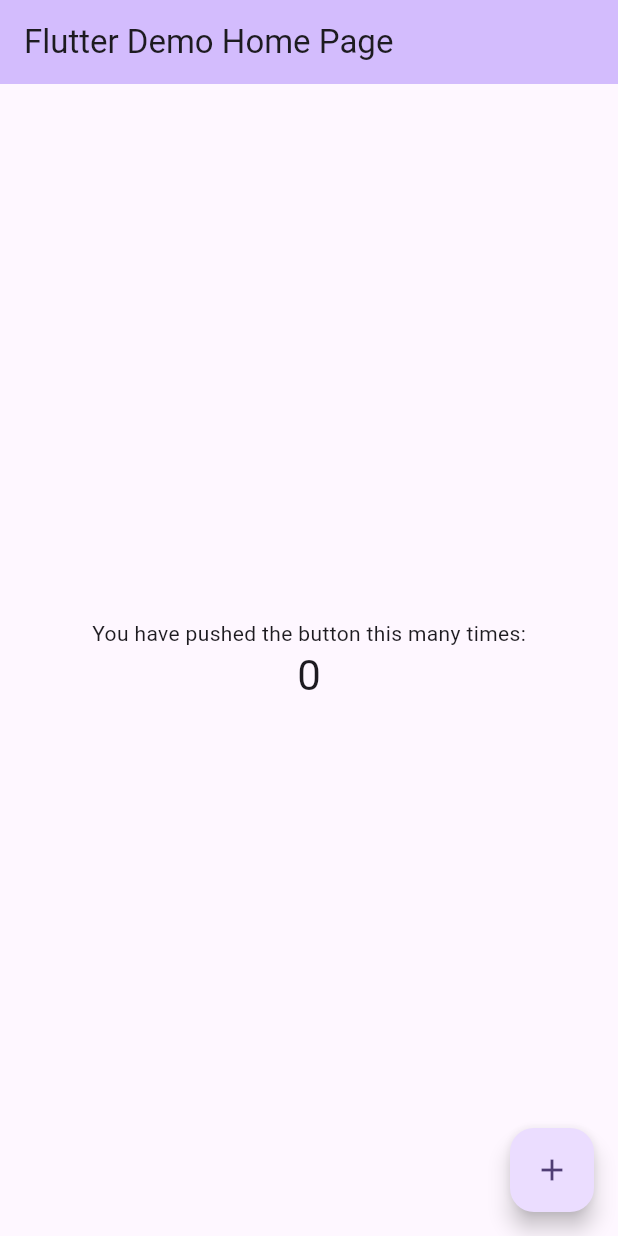
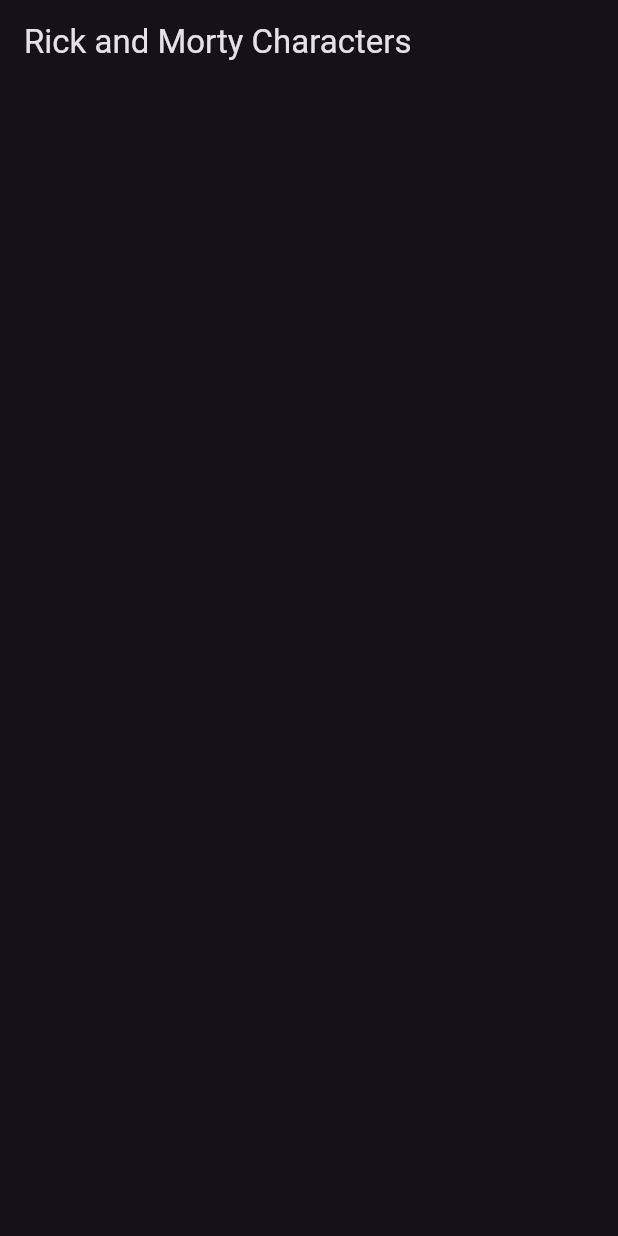
Before and after one commit to Gerts18/flutter_api, a Flutter app: the screen it shows after launch, on a phone screen of 412 x 824 dp. Run offline on Flutter 3.47's test engine with Material 3 defaults, Android fonts, the phone set to English and light mode, and no system bars.

Commit message:
Creando pantallas principales

```diff
--- a/lib/main.dart
+++ b/lib/main.dart
@@ -1,122 +1,21 @@
 import 'package:flutter/material.dart';
+import 'package:rick_and_morty_app/screens/home_screen.dart';
 
-void main() {
-  runApp(const MyApp());
-}
+void main() => runApp(const MyApp());
 
 class MyApp extends StatelessWidget {
   const MyApp({super.key});
 
-  // This widget is the root of your application.
   @override
   Widget build(BuildContext context) {
     return MaterialApp(
-      title: 'Flutter Demo',
+      title: 'Rick and Morty App',
+      debugShowCheckedModeBanner: false,
       theme: ThemeData(
-        // This is the theme of your application.
-        //
-        // TRY THIS: Try running your application with "flutter run". You'll see
-        // the application has a purple toolbar. Then, without quitting the app,
-        // try changing the seedColor in the colorScheme below to Colors.green
-        // and then invoke "hot reload" (save your changes or press the "hot
-        // reload" button in a Flutter-supported IDE, or press "r" if you used
-        // the command line to start the app).
-        //
-        // Notice that the counter didn't reset back to zero; the application
-        // state is not lost during the reload. To reset the state, use hot
-        // restart instead.
-        //
-        // This works for code too, not just values: Most code changes can be
-        // tested with just a hot reload.
-        colorScheme: ColorScheme.fromSeed(seedColor: Colors.deepPurple),
+        brightness: Brightness.dark,
+        useMaterial3: true,
       ),
-      home: const MyHomePage(title: 'Flutter Demo Home Page'),
+      home: HomeScreen(),
     );
   }
 }
-
-class MyHomePage extends StatefulWidget {
-  const MyHomePage({super.key, required this.title});
-
-  // This widget is the home page of your application. It is stateful, meaning
-  // that it has a State object (defined below) that contains fields that affect
-  // how it looks.
-
-  // This class is the configuration for the state. It holds the values (in this
-  // case the title) provided by the parent (in this case the App widget) and
-  // used by the build method of the State. Fields in a Widget subclass are
-  // always marked "final".
-
-  final String title;
-
-  @override
-  State<MyHomePage> createState() => _MyHomePageState();
-}
-
-class _MyHomePageState extends State<MyHomePage> {
-  int _counter = 0;
-
-  void _incrementCounter() {
-    setState(() {
-      // This call to setState tells the Flutter framework that something has
-      // changed in this State, which causes it to rerun the build method below
-      // so that the display can reflect the updated values. If we changed
-      // _counter without calling setState(), then the build method would not be
-      // called again, and so nothing would appear to happen.
-      _counter++;
-    });
-  }
-
-  @override
-  Widget build(BuildContext context) {
-    // This method is rerun every time setState is called, for instance as done
-    // by the _incrementCounter method above.
-    //
-    // The Flutter framework has been optimized to make rerunning build methods
-    // fast, so that you can just rebuild anything that needs updating rather
-    // than having to individually change instances of widgets.
-    return Scaffold(
-      appBar: AppBar(
-        // TRY THIS: Try changing the color here to a specific color (to
-        // Colors.amber, perhaps?) and trigger a hot reload to see the AppBar
-        // change color while the other colors stay the same.
-        backgroundColor: Theme.of(context).colorScheme.inversePrimary,
-        // Here we take the value from the MyHomePage object that was created by
-        // the App.build method, and use it to set our appbar title.
-        title: Text(widget.title),
-      ),
-      body: Center(
-        // Center is a layout widget. It takes a single child and positions it
-        // in the middle of the parent.
-        child: Column(
-          // Column is also a layout widget. It takes a list of children and
-          // arranges them vertically. By default, it sizes itself to fit its
-          // children horizontally, and tries to be as tall as its parent.
-          //
-          // Column has various properties to control how it sizes itself and
-          // how it positions its children. Here we use mainAxisAlignment to
-          // center the children vertically; the main axis here is the vertical
-          // axis because Columns are vertical (the cross axis would be
-          // horizontal).
-          //
-          // TRY THIS: Invoke "debug painting" (choose the "Toggle Debug Paint"
-          // action in the IDE, or press "p" in the console), to see the
-          // wireframe for each widget.
-          mainAxisAlignment: MainAxisAlignment.center,
-          children: <Widget>[
-            const Text('You have pushed the button this many times:'),
-            Text(
-              '$_counter',
-              style: Theme.of(context).textTheme.headlineMedium,
-            ),
-          ],
-        ),
-      ),
-      floatingActionButton: FloatingActionButton(
-        onPressed: _incrementCounter,
-        tooltip: 'Increment',
-        child: const Icon(Icons.add),
-      ), // This trailing comma makes auto-formatting nicer for build methods.
-    );
-  }
-}
--- /dev/null
+++ b/lib/screens/character_scree.dart
@@ -0,0 +1,14 @@
+import 'package:flutter/material.dart';
+
+class CharacterScreen extends StatelessWidget {
+  const CharacterScreen({super.key});
+
+  @override
+  Widget build(BuildContext context) {
+    return Scaffold(
+      appBar: AppBar(
+        title: const Text('Rick and Morty Characters'),
+      ),
+    );
+  }
+}
--- /dev/null
+++ b/lib/screens/home_screen.dart
@@ -0,0 +1,16 @@
+import 'package:flutter/material.dart';
+
+/* Pantalla principal de la aplicación donde se mostrara una lista de todos los personajes de la serie Rick and Morty. */
+
+class HomeScreen extends StatelessWidget {
+  const HomeScreen({super.key});
+
+  @override
+  Widget build(BuildContext context) {
+    return Scaffold(
+      appBar: AppBar(
+        title: const Text('Rick and Morty Characters'),
+      )
+    );
+  }
+}
```
